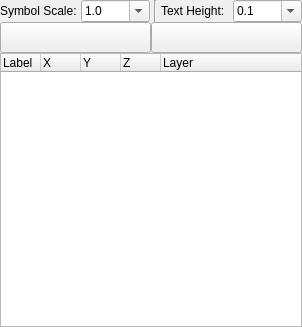
Before: the Qt Designer form scripts/Misc/PointMark/PointMarkList/PointMarkList.ui in qcad/qcad, drawn with Qt 5.
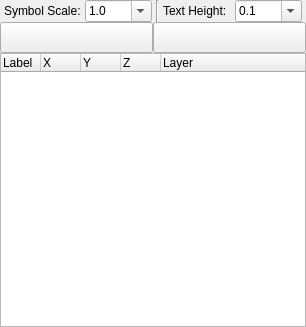
After: the same form once the commit is applied.

Commit message:
update point mark tools
point mark list:
list orphaned point marks under "Missing Benchmark" root item
create leaders on load

What changed in the file:
```diff
--- a/scripts/Misc/PointMark/PointMarkList/PointMarkList.ui
+++ b/scripts/Misc/PointMark/PointMarkList/PointMarkList.ui
@@ -6,7 +6,7 @@
    <rect>
     <x>0</x>
     <y>0</y>
-    <width>302</width>
+    <width>306</width>
     <height>327</height>
    </rect>
   </property>
@@ -31,6 +31,12 @@
      <property name="spacing">
       <number>4</number>
      </property>
+     <property name="leftMargin">
+      <number>4</number>
+     </property>
+     <property name="rightMargin">
+      <number>4</number>
+     </property>
      <item>
       <widget class="QLabel" name="label">
        <property name="text">
@@ -159,7 +165,7 @@
       <number>0</number>
      </property>
      <item>
-      <widget class="QToolButton" name="PointMarkExport">
+      <widget class="QToolButton" name="PointMarkDraw">
        <property name="sizePolicy">
         <sizepolicy hsizetype="MinimumExpanding" vsizetype="Fixed">
          <horstretch>0</horstretch>
@@ -175,7 +181,7 @@
       </widget>
      </item>
      <item>
-      <widget class="QToolButton" name="PointMarkDraw">
+      <widget class="QToolButton" name="PointMarkExport">
        <property name="sizePolicy">
         <sizepolicy hsizetype="MinimumExpanding" vsizetype="Fixed">
          <horstretch>0</horstretch>
```
The commit also changes 2 other files.
